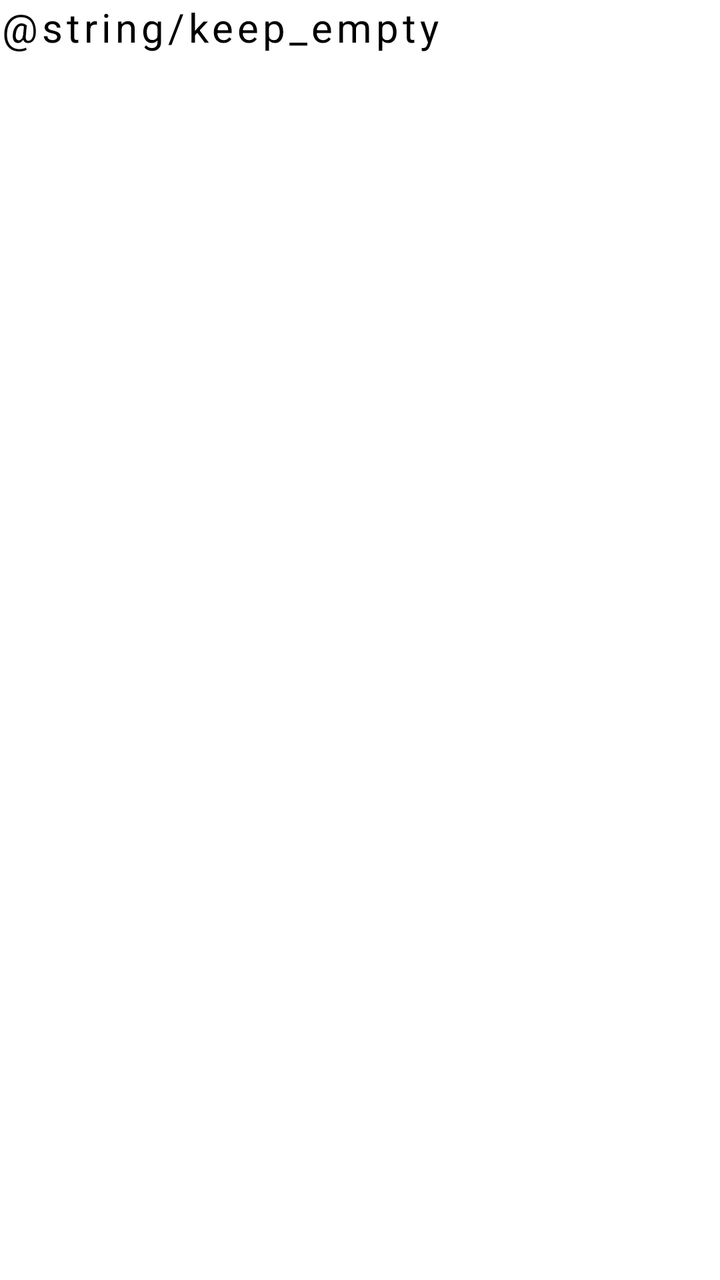
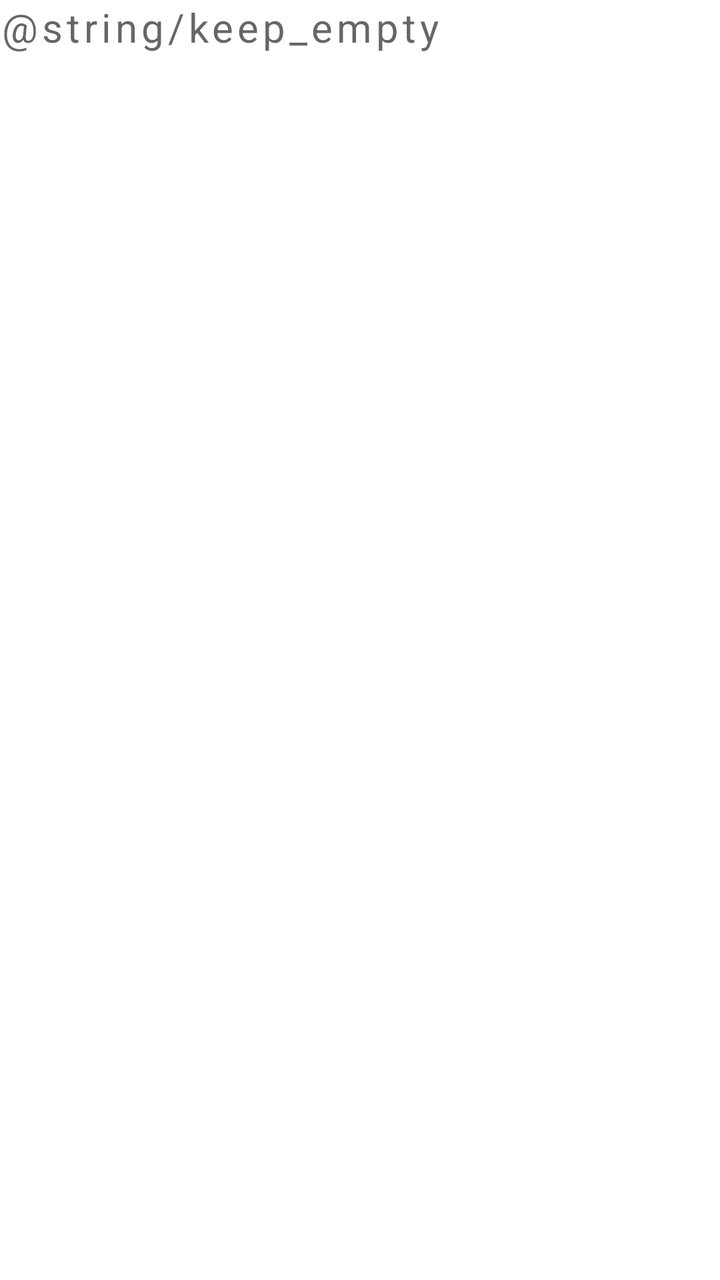

Two renders of the same Android screen: before a commit and after it. Below are the layout's source before the change and the commit's diff.
<!-- AndroidManifest.xml: fallback theme Theme.MaterialComponents.DayNight.NoActionBar -->
<!-- res/layout/view_empty.xml -->
<?xml version="1.0" encoding="utf-8"?>
<com.google.android.material.textview.MaterialTextView xmlns:android="http://schemas.android.com/apk/res/android"
    android:layout_width="wrap_content"
    android:layout_height="wrap_content"
    android:letterSpacing="0.1"
    android:text="@string/keep_empty"
    android:textColor="?attr/colorOnSurface"
    android:textSize="20sp" />
<!-- resources referenced by this layout -->
<resources>

</resources>

<!-- the commit's change to res/layout/view_empty.xml (unified diff, before → after) -->
@@ -4,5 +4,5 @@
     android:layout_height="wrap_content"
     android:letterSpacing="0.1"
     android:text="@string/keep_empty"
-    android:textColor="?attr/colorOnSurface"
+    android:textColor="?attr/colorControlNormal"
     android:textSize="20sp" />
